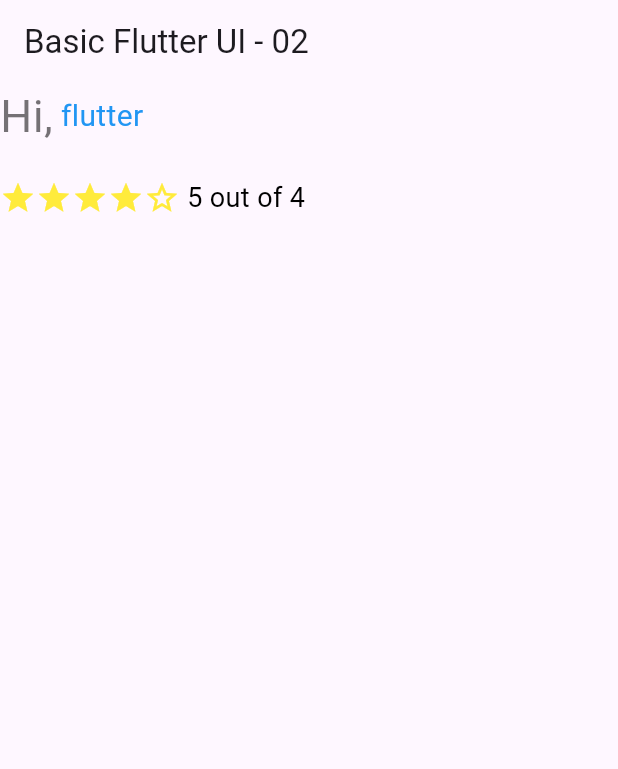
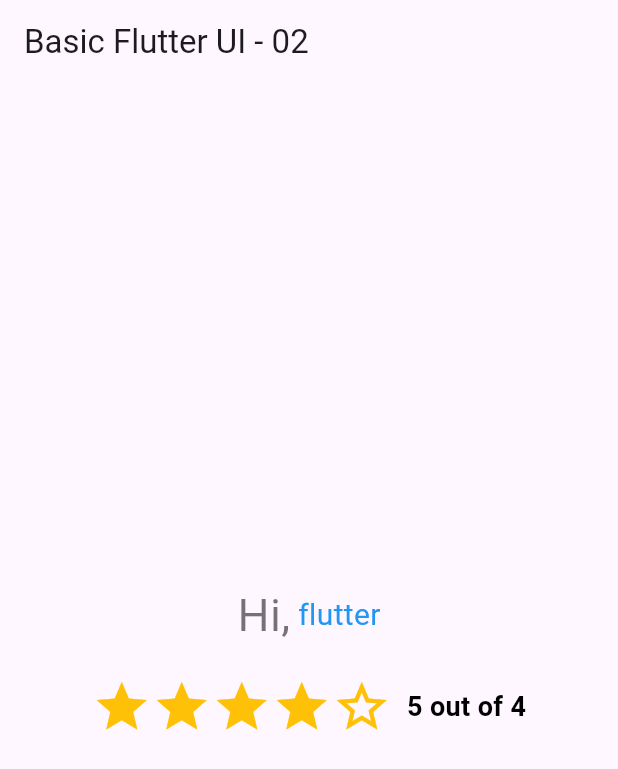
Before and after one commit to turzo1061/flutter_application_lab05, a Flutter app: the screen it shows after launch, on a phone screen of 412 x 824 dp. Shown: the top 769 px of the screen. Run offline on Flutter 3.47's test engine with Material 3 defaults, Android fonts, the phone set to English and light mode, and no system bars.

Commit message:
Added Star Task 1

```diff
--- a/lib/main.dart
+++ b/lib/main.dart
@@ -16,8 +16,10 @@ class MyApp extends StatelessWidget {
           title: const Text("Basic Flutter UI - 02"),
         ),
         body: Column(
+          mainAxisAlignment: MainAxisAlignment.center,
           children: [
             Row(
+              mainAxisAlignment: MainAxisAlignment.center,
               children: [
                 Text(
                   "Hi,",
@@ -37,16 +39,39 @@ class MyApp extends StatelessWidget {
             ),
             const SizedBox(height: 20),
             Row(
+              mainAxisAlignment: MainAxisAlignment.center,
               children: [
-                Icon(Icons.star, color: Colors.yellow),
-                Icon(Icons.star, color: Colors.yellow),
-                Icon(Icons.star, color: Colors.yellow),
-                Icon(Icons.star, color: Colors.yellow),
-                Icon(Icons.star_border, color: Colors.yellow),
+                Icon(
+                  Icons.star,
+                  color: Colors.amber,
+                  size: 40,
+                ),
+                Icon(
+                  Icons.star,
+                  color: Colors.amber,
+                  size: 40,
+                ),
+                Icon(
+                  Icons.star,
+                  color: Colors.amber,
+                  size: 40,
+                ),
+                Icon(
+                  Icons.star,
+                  color: Colors.amber,
+                  size: 40,
+                ),
+                Icon(
+                  Icons.star_border,
+                  color: Colors.amber,
+                  size: 40,
+                ),
+                SizedBox(width: 10),
                 Text(
-                  " 5 out of 4",
+                  "5 out of 4",
                   style: TextStyle(
                     fontSize: 18,
+                    fontWeight: FontWeight.bold,
                     color: Colors.black,
                   ),
                 ),
```
